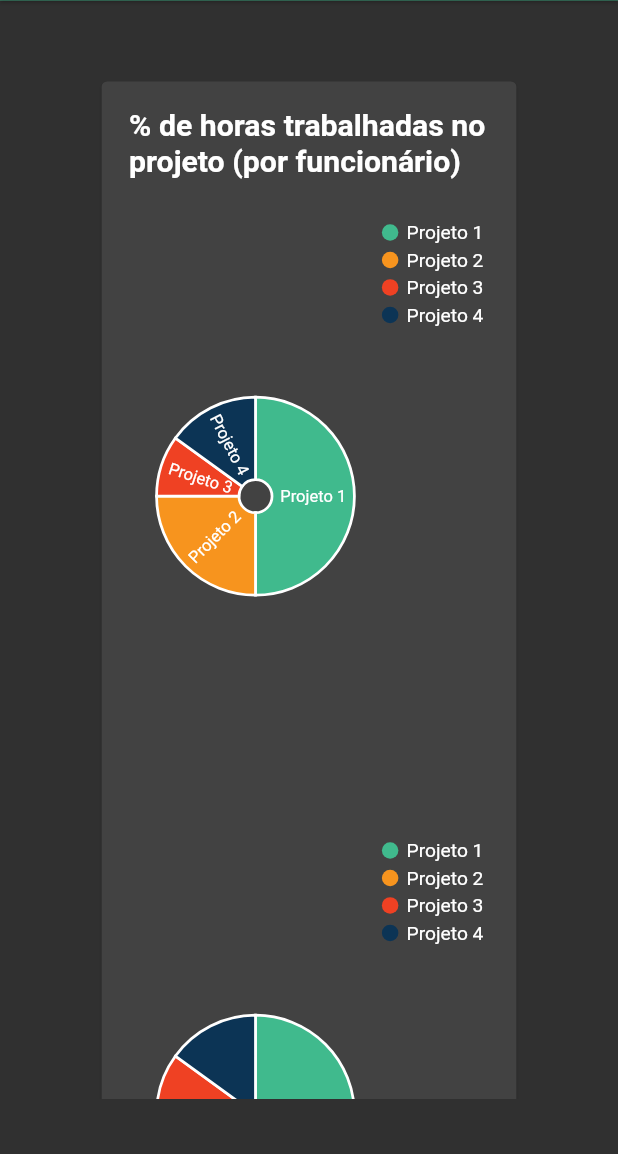
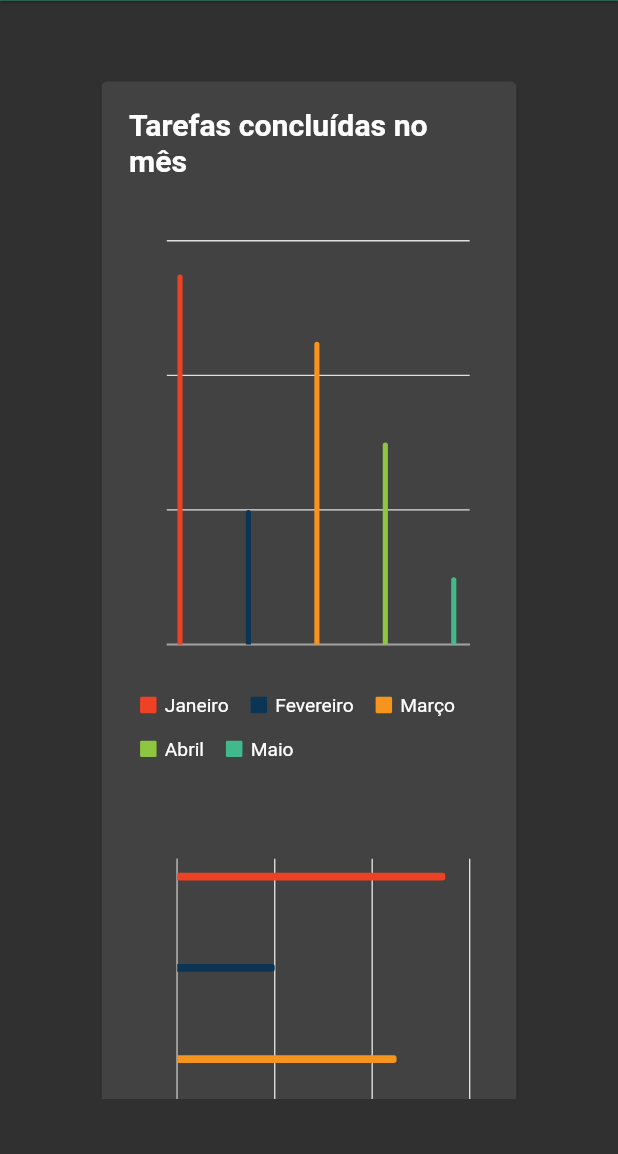
Before and after one commit to giuliacf/flutter_charts_example, a Flutter app: the screen it shows after launch, on a phone screen of 412 x 824 dp, the part 82-1236 px from its top. Run offline on Flutter 3.47's test engine with Material 2 defaults, Android fonts, the phone set to English and light mode, and no system bars; drawn by our look-alikes of fl_chart; our stand-ins replace charts_flutter, flutter_mobx, mobx, responsive_framework; generated files the repository leaves out were written again.

Commit message:
bar chart finalizado

```diff
--- a/lib/screens/widgets/charts_flutter/chart_bar_charts.dart
+++ b/lib/screens/widgets/charts_flutter/chart_bar_charts.dart
@@ -10,7 +10,7 @@ class ChartBarCharts extends StatelessWidget {
         height: 400.0,
         child: charts.BarChart(
           chartsData(),
-          animate: false,
+          animate: true,
           vertical: isVertical,
           behaviors: [
             charts.SeriesLegend(
@@ -49,55 +49,76 @@ class ChartBarCharts extends StatelessWidget {
 
   static List<charts.Series<DoneTasks, String>> chartsData() {
     final january = [
-      new DoneTasks('Jan', 55),
+      DoneTasks('Jan', 55, charts.Color.fromHex(code: '#EF4123')),
     ];
 
     final february = [
-      new DoneTasks('Fev', 20),
+      DoneTasks(
+        'Fev',
+        20,
+        charts.Color.fromHex(code: '#0C3455'),
+      ),
     ];
 
     final march = [
-      new DoneTasks('Mar', 45),
+      DoneTasks(
+        'Mar',
+        45,
+        charts.Color.fromHex(code: '#F7941E'),
+      ),
     ];
 
     final april = [
-      new DoneTasks('Abr', 30),
+      DoneTasks(
+        'Abr',
+        30,
+        charts.Color.fromHex(code: '#8dc63f'),
+      ),
     ];
 
     final may = [
-      new DoneTasks('Mai', 10),
+      DoneTasks(
+        'Mai',
+        10,
+        charts.Color.fromHex(code: '#40BA8D'),
+      ),
     ];
 
     return [
-      new charts.Series<DoneTasks, String>(
+      charts.Series<DoneTasks, String>(
         id: 'Janeiro',
-        domainFn: (DoneTasks sales, _) => sales.month,
-        measureFn: (DoneTasks sales, _) => sales.sales,
+        domainFn: (DoneTasks number, _) => number.month,
+        measureFn: (DoneTasks number, _) => number.number,
         data: january,
+        colorFn: (DoneTasks color, _) => color.color,
       ),
-      new charts.Series<DoneTasks, String>(
+      charts.Series<DoneTasks, String>(
         id: 'Fevereiro',
-        domainFn: (DoneTasks sales, _) => sales.month,
-        measureFn: (DoneTasks sales, _) => sales.sales,
+        domainFn: (DoneTasks number, _) => number.month,
+        measureFn: (DoneTasks number, _) => number.number,
         data: february,
+        colorFn: (DoneTasks color, _) => color.color,
       ),
-      new charts.Series<DoneTasks, String>(
+      charts.Series<DoneTasks, String>(
         id: 'Março',
-        domainFn: (DoneTasks sales, _) => sales.month,
-        measureFn: (DoneTasks sales, _) => sales.sales,
+        domainFn: (DoneTasks number, _) => number.month,
+        measureFn: (DoneTasks number, _) => number.number,
         data: march,
+        colorFn: (DoneTasks color, _) => color.color,
       ),
-      new charts.Series<DoneTasks, String>(
+      charts.Series<DoneTasks, String>(
         id: 'Abril',
-        domainFn: (DoneTasks sales, _) => sales.month,
-        measureFn: (DoneTasks sales, _) => sales.sales,
+        domainFn: (DoneTasks number, _) => number.month,
+        measureFn: (DoneTasks number, _) => number.number,
         data: april,
+        colorFn: (DoneTasks color, _) => color.color,
       ),
-      new charts.Series<DoneTasks, String>(
+      charts.Series<DoneTasks, String>(
         id: 'Maio',
-        domainFn: (DoneTasks sales, _) => sales.month,
-        measureFn: (DoneTasks sales, _) => sales.sales,
+        domainFn: (DoneTasks number, _) => number.month,
+        measureFn: (DoneTasks number, _) => number.number,
         data: may,
+        colorFn: (DoneTasks color, _) => color.color,
       ),
     ];
   }
@@ -105,7 +126,8 @@ class ChartBarCharts extends StatelessWidget {
 
 class DoneTasks {
   final String month;
-  final int sales;
+  final int number;
+  final Color color;
 
-  DoneTasks(this.month, this.sales);
+  DoneTasks(this.month, this.number, this.color);
 }
--- a/lib/screens/widgets/charts_flutter/chart_pie_charts.dart
+++ b/lib/screens/widgets/charts_flutter/chart_pie_charts.dart
@@ -64,7 +64,7 @@ class ChartPieCharts extends StatelessWidget {
         'Projeto 1',
         50,
         charts.ColorUtil.fromDartColor(
-          Color(0xff40ba8d),
+          Color(0xff40BA8D),
         ),
       ),
       HoursForProject(
@@ -97,7 +97,7 @@ class ChartPieCharts extends StatelessWidget {
         measureFn: (HoursForProject percentage, _) => percentage.percentage,
         data: data,
         labelAccessorFn: (HoursForProject row, _) => '${row.project}',
-        colorFn: (HoursForProject percentage, _) => percentage.color,
+        colorFn: (HoursForProject color, _) => color.color,
       )
     ];
   }
--- a/lib/screens/widgets/charts_flutter/widget_charts_flutter.dart
+++ b/lib/screens/widgets/charts_flutter/widget_charts_flutter.dart
@@ -12,10 +12,10 @@ class WidgetChartsFlutter extends StatelessWidget {
       child: ListView(
         shrinkWrap: true,
         children: [
-          // WidgetTitleAndChart(
-          //   title: 'Tarefas concluídas no mês',
-          //   chart: ChartBarCharts(),
-          // ),
+          WidgetTitleAndChart(
+            title: 'Tarefas concluídas no mês',
+            chart: ChartBarCharts(),
+          ),
           // WidgetTitleAndChart(
           //   title: 'Tarefas existentes no projeto',
           //   chart: ChartLineCharts(),
```
